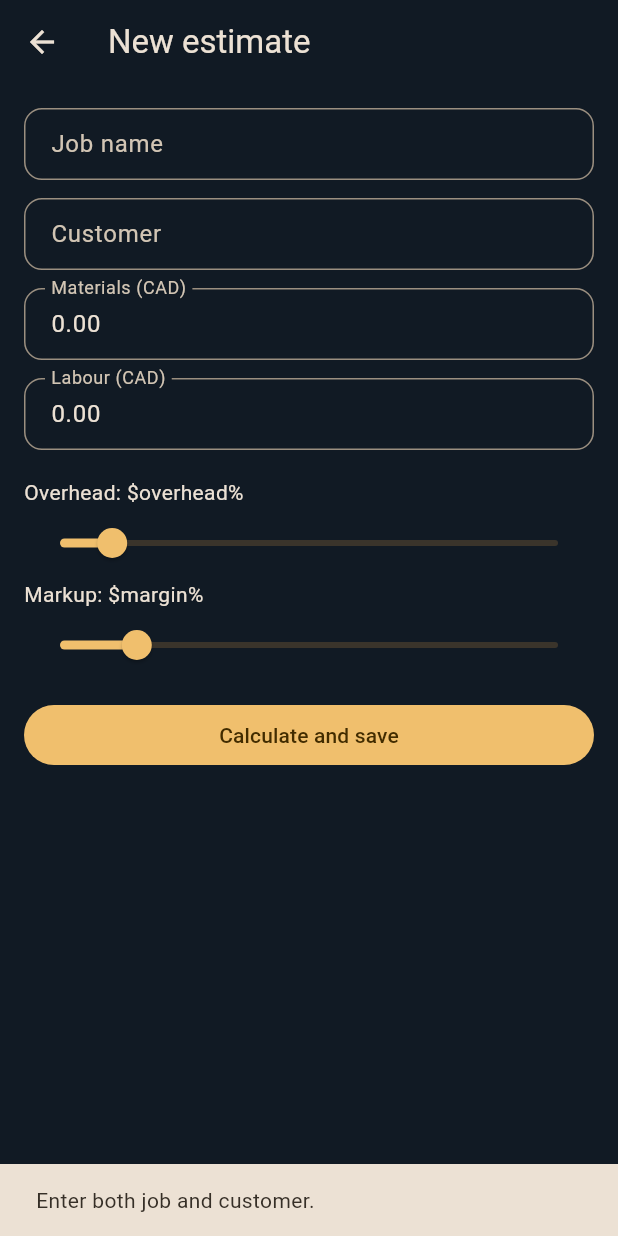
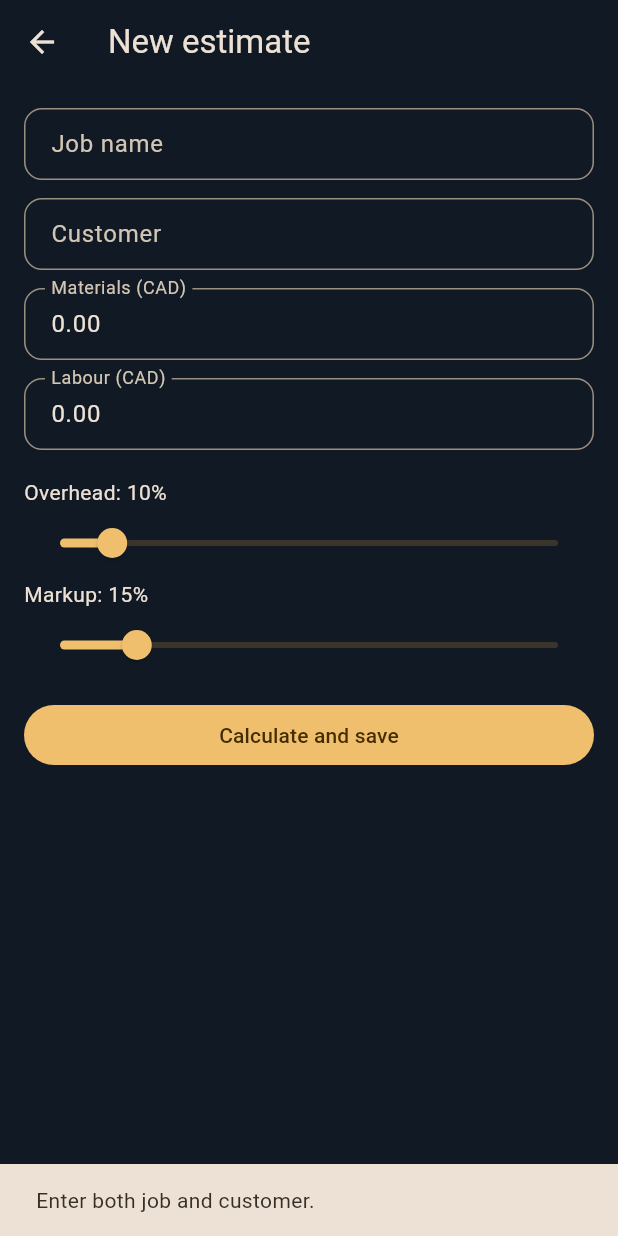
Before and after one commit to cruefan94/Recipe-Haven, a Flutter app: the EstimatePage screen opened directly with empty values, after a tap on "Calculate and save", on a phone screen of 412 x 824 dp. Run offline on Flutter 3.47's test engine with Material 3 defaults, Android fonts, the phone set to English and light mode, and no system bars; our stand-ins replace file_picker, flutter_local_notifications, geolocator, image_picker, shared_preferences, sqflite and 1 more; missing offline and left inert: cryptography; accounts and stored records are empty.

Commit message:
fix(starters): restore Dart interpolated records and formatted values

```diff
--- a/examples/tradesman_pro/lib/main.dart
+++ b/examples/tradesman_pro/lib/main.dart
@@ -63,7 +63,7 @@ class _EstimatePageState extends State<EstimatePage> {
     setState(() { saving = true; total = value; });
     try {
       await widget.records.save(WorkRecord(
-        id: 'estimate_\$\{DateTime.now().microsecondsSinceEpoch\}',
+        id: 'estimate_${DateTime.now().microsecondsSinceEpoch}',
         kind: 'estimate',
         updatedAt: DateTime.now().toUtc(),
         data: {
@@ -97,14 +97,14 @@ class _EstimatePageState extends State<EstimatePage> {
       TextField(controller: labour, keyboardType: const TextInputType.numberWithOptions(decimal: true),
         decoration: const InputDecoration(labelText: 'Labour (CAD)')),
       const SizedBox(height: 18),
-      Text('Overhead: \$overhead%'),
+      Text('Overhead: $overhead%'),
       Slider(value: overhead.toDouble(), min: 0, max: 100, divisions: 100,
         label: '$overhead%', onChanged: (v) => setState(() => overhead = v.round())),
-      Text('Markup: \$margin%'),
+      Text('Markup: $margin%'),
       Slider(value: margin.toDouble(), min: 0, max: 100, divisions: 100,
         label: '$margin%', onChanged: (v) => setState(() => margin = v.round())),
       if (total != null) Padding(padding: const EdgeInsets.symmetric(vertical: 12),
-        child: Text('Estimated total (before tax): \$\{EstimateMath.formatCents(total!)\}',
+        child: Text('Estimated total (before tax): ${EstimateMath.formatCents(total!)}',
           style: Theme.of(context).textTheme.titleLarge)),
       const SizedBox(height: 12),
       FilledButton(onPressed: saving ? null : save,
```
